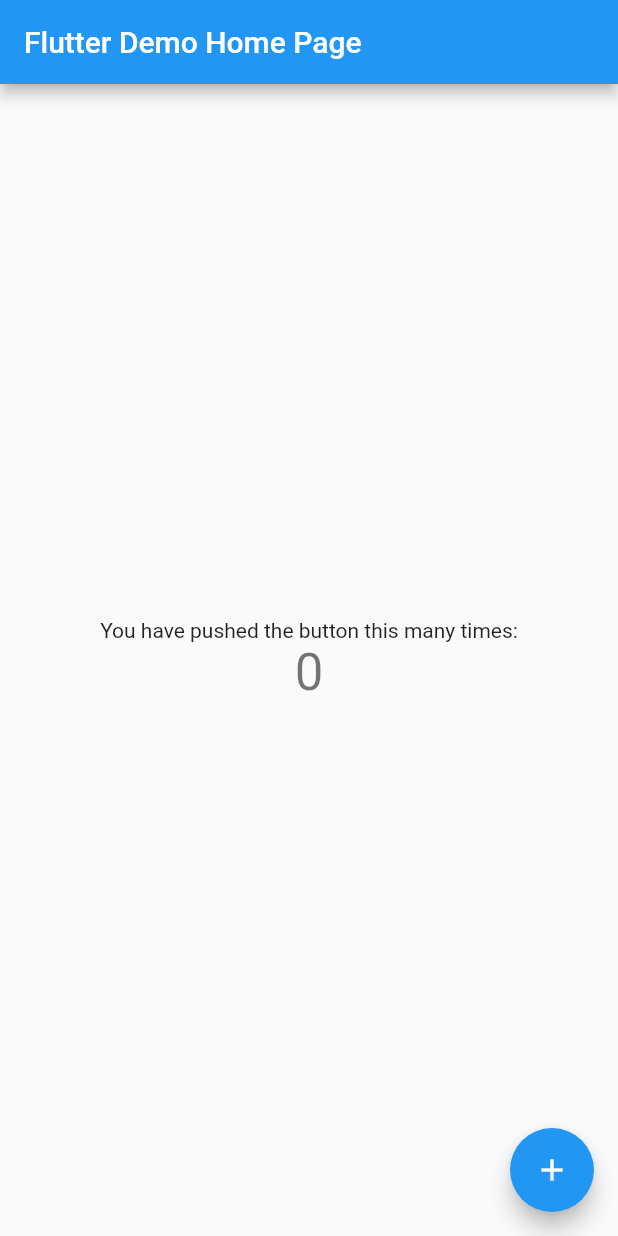
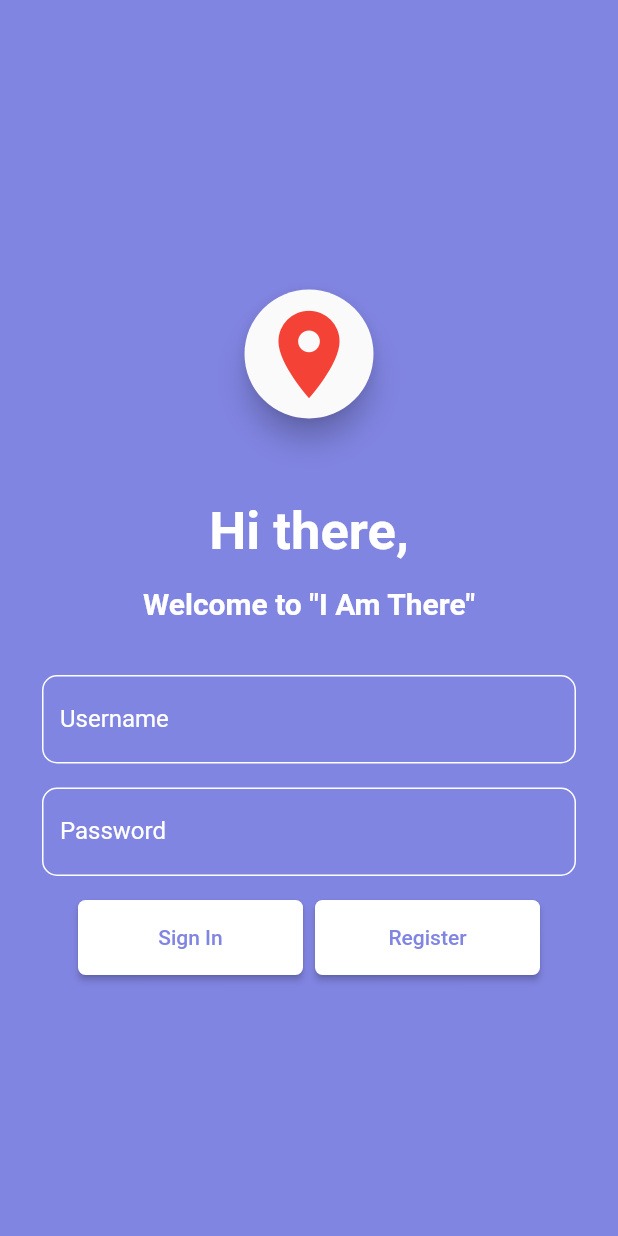
Before and after one commit to robinskil/IAmThere, a Flutter app: the screen it shows after launch, on a phone screen of 412 x 824 dp. Run offline on Flutter 3.47's test engine with Material 2 defaults, Android fonts, the phone set to English and light mode, and no system bars; drawn by our look-alikes of avatar_glow; our stand-ins replace flutter_form_builder, flutter_spinkit, modal_progress_hud.

Commit message:
registering feature finished

```diff
--- /dev/null
+++ b/iamthere/lib/components/login.dart
@@ -0,0 +1,152 @@
+import 'dart:async';
+import 'package:avatar_glow/avatar_glow.dart';
+import 'package:flutter/material.dart';
+import 'package:iamthere/components/register.dart';
+
+class LoginScreen extends StatefulWidget {
+  @override
+  State<StatefulWidget> createState() => _LoginScreen();
+}
+
+class _LoginScreen extends State<LoginScreen> {
+  final _controller = TextEditingController();
+  @override
+  Widget build(BuildContext context) {
+    return Scaffold(
+        backgroundColor: Color(0xFF8185E2),
+        body: Center(
+            child: SingleChildScrollView(
+          child: Column(
+            mainAxisAlignment: MainAxisAlignment.start,
+            children: <Widget>[
+              AvatarGlow(
+                startDelay: Duration(milliseconds: 1000),
+                glowColor: Colors.white,
+                endRadius: 90.0,
+                duration: Duration(milliseconds: 2000),
+                repeat: true,
+                showTwoGlows: true,
+                repeatPauseDuration: Duration(milliseconds: 100),
+                child: Material(
+                  elevation: 8,
+                  shape: CircleBorder(),
+                  child: Padding(
+                    padding: const EdgeInsets.all(8.0),
+                    child: Icon(
+                      Icons.location_on,
+                      size: 70,
+                      color: Colors.red,
+                    ),
+                  ),
+                ),
+              ),
+              Padding(
+                padding: const EdgeInsets.all(8.0),
+                child: Text(
+                  "Hi there,",
+                  style: TextStyle(
+                      fontWeight: FontWeight.bold,
+                      fontSize: 35.0,
+                      color: Colors.white),
+                ),
+              ),
+              Padding(
+                padding: const EdgeInsets.all(8.0),
+                child: Text(
+                  'Welcome to "I Am There"',
+                  style: TextStyle(
+                      fontWeight: FontWeight.bold,
+                      fontSize: 20.0,
+                      color: Colors.white),
+                ),
+              ),
+              Padding(
+                padding: const EdgeInsets.all(20.0),
+                child: Column(
+                  children: <Widget>[
+                    Padding(
+                      padding: const EdgeInsets.all(8.0),
+                      child: TextField(
+                        cursorColor: Colors.white,
+                        controller: _controller,
+                        decoration: InputDecoration(
+                            labelText: "Username",
+                            labelStyle: new TextStyle(color: Colors.white),
+                            focusedBorder: OutlineInputBorder(
+                                borderSide: new BorderSide(color: Colors.white),
+                                borderRadius: BorderRadius.all(Radius.circular(
+                                  10,
+                                ))),
+                            enabledBorder: OutlineInputBorder(
+                                borderSide: new BorderSide(color: Colors.white),
+                                borderRadius: BorderRadius.all(Radius.circular(
+                                  10,
+                                )))),
+                      ),
+                    ),
+                    Padding(
+                      padding: const EdgeInsets.all(8.0),
+                      child: TextField(
+                        cursorColor: Colors.white,
+                        controller: _controller,
+                        decoration: InputDecoration(
+                            labelText: "Password",
+                            labelStyle: new TextStyle(color: Colors.white),
+                            focusedBorder: OutlineInputBorder(
+                                borderSide: new BorderSide(color: Colors.white),
+                                borderRadius: BorderRadius.all(Radius.circular(
+                                  10,
+                                ))),
+                            enabledBorder: OutlineInputBorder(
+                                borderSide: new BorderSide(color: Colors.white),
+                                borderRadius: BorderRadius.all(Radius.circular(
+                                  10,
+                                )))),
+                      ),
+                    ),
+                    ButtonBar(
+                      alignment: MainAxisAlignment.center,
+                      children: <Widget>[
+                        ButtonTheme(
+                          minWidth: 150,
+                          height: 50,
+                          child: RaisedButton(
+                            shape: RoundedRectangleBorder(
+                              borderRadius: new BorderRadius.circular(5.0),
+                            ),
+                            color: Colors.white,
+                            onPressed: () => {},
+                            textColor: Color(0xFF8185E2),
+                            child: Text(
+                              "Sign In",
+                            ),
+                          ),
+                        ),
+                        ButtonTheme(
+                            minWidth: 150,
+                            height: 50,
+                            child: RaisedButton(
+                              shape: RoundedRectangleBorder(
+                                borderRadius: new BorderRadius.circular(5.0),
+                              ),
+                              color: Colors.white,
+                              onPressed: () => {
+                                Navigator.push(
+                                  context,
+                                  MaterialPageRoute(
+                                      builder: (context) => RegisterScreen()),
+                                )
+                              },
+                              textColor: Color(0xFF8185E2),
+                              child: Text("Register"),
+                            ))
+                      ],
+                    ),
+                  ],
+                ),
+              )
+            ],
+          ),
+        )));
+  }
+}
--- a/iamthere/lib/main.dart
+++ b/iamthere/lib/main.dart
@@ -1,4 +1,6 @@
 import 'package:flutter/material.dart';
+import 'package:iamthere/components/login.dart';
+import 'package:iamthere/splashscreen.dart';
 
 void main() => runApp(MyApp());
 
@@ -7,6 +9,7 @@ class MyApp extends StatelessWidget {
   @override
   Widget build(BuildContext context) {
     return MaterialApp(
+      debugShowCheckedModeBanner: false,
       title: 'Flutter Demo',
       theme: ThemeData(
         // This is the theme of your application.
@@ -18,9 +21,9 @@ class MyApp extends StatelessWidget {
         // or simply save your changes to "hot reload" in a Flutter IDE).
         // Notice that the counter didn't reset back to zero; the application
         // is not restarted.
-        primarySwatch: Colors.blue,
+        primarySwatch: Colors.red,
       ),
-      home: MyHomePage(title: 'Flutter Demo Home Page'),
+      home: LoginScreen(),
     );
   }
 }
@@ -72,40 +75,8 @@ class _MyHomePageState extends State<MyHomePage> {
           title: Text(widget.title),
         ),
         body: Center(
-        // Center is a layout widget. It takes a single child and positions it
-        // in the middle of the parent.
-        child: Column(
-          // Column is also a layout widget. It takes a list of children and
-          // arranges them vertically. By default, it sizes itself to fit its
-          // children horizontally, and tries to be as tall as its parent.
-          //
-          // Invoke "debug painting" (press "p" in the console, choose the
-          // "Toggle Debug Paint" action from the Flutter Inspector in Android
-          // Studio, or the "Toggle Debug Paint" command in Visual Studio Code)
-          // to see the wireframe for each widget.
-          //
-          // Column has various properties to control how it sizes itself and
-          // how it positions its children. Here we use mainAxisAlignment to
-          // center the children vertically; the main axis here is the vertical
-          // axis because Columns are vertical (the cross axis would be
-          // horizontal).
-          mainAxisAlignment: MainAxisAlignment.center,
-          children: <Widget>[
-            Text(
-              'You have pushed the button this many times:',
-            ),
-            Text(
-              '$_counter',
-              style: Theme.of(context).textTheme.display1,
-            ),
-          ],
-        ),
-      ),
-      floatingActionButton: FloatingActionButton(
-        onPressed: _incrementCounter,
-        tooltip: 'Increment',
-        child: Icon(Icons.add),
-      ), // This trailing comma makes auto-formatting nicer for build methods.
+          child: LoginScreen(),
+        ) // This trailing comma makes auto-formatting nicer for build methods.
         );
   }
 }
--- /dev/null
+++ b/iamthere/lib/models/userRegisterModel.dart
@@ -0,0 +1,16 @@
+class UserRegisterModel {
+  final String _email;
+  final String _password;
+  final String _firstName;
+  final String _lastName;
+
+  UserRegisterModel(
+      this._email, this._password, this._firstName, this._lastName);
+
+  Map<String, dynamic> toJson() => {
+        'email': _email,
+        'password': _password,
+        'firstName': _firstName,
+        'lastName': _lastName,
+      };
+}
--- /dev/null
+++ b/iamthere/lib/splashscreen.dart
@@ -0,0 +1,35 @@
+import 'dart:async';
+import 'package:flutter/material.dart';
+
+class SplashScreen extends StatefulWidget {
+  @override
+  State<StatefulWidget> createState() => FadeIn();
+}
+
+class FadeIn extends State<SplashScreen> {
+  Timer _timer;
+  FlutterLogoStyle _logoStyle = FlutterLogoStyle.markOnly;
+  FadeIn() {
+    _timer = new Timer(const Duration(seconds: 2), () {
+      setState(() {
+        _logoStyle = FlutterLogoStyle.horizontal;
+      });
+    });
+  }
+
+  @override
+  Widget build(BuildContext context) {
+    return MaterialApp(
+      home: Scaffold(
+        body: Center(
+          child: Container(
+            child: new FlutterLogo(
+              size: 200.0,
+              style: _logoStyle,
+            ),
+          ),
+        ),
+      ),
+    );
+  }
+}
--- a/iamthere/pubspec.yaml
+++ b/iamthere/pubspec.yaml
@@ -17,6 +17,11 @@ environment:
   sdk: ">=2.1.0 <3.0.0"
 
 dependencies:
+  avatar_glow: ^1.0.0
+  flutter_form_builder: ^3.6.1
+  http: ^0.12.0+2
+  modal_progress_hud: ^0.1.3
+  flutter_spinkit: ^3.1.0
   flutter:
     sdk: flutter
 
```
Also changed, not shown: iamthere/lib/components/page components/inputField.dart (added, +50 -0 lines), iamthere/lib/components/page components/inputFormField.dart (added, +56 -0 lines), iamthere/lib/components/page components/inputFormFieldObscure.dart (added, +57 -0 lines), iamthere/lib/components/register.dart (added, +251 -0 lines), iamthere/lib/helpers/validator.dart (added, +76 -0 lines), iamthere/pubspec.lock, 9 other files. Lines whose indentation alone changed are shown as unchanged.
